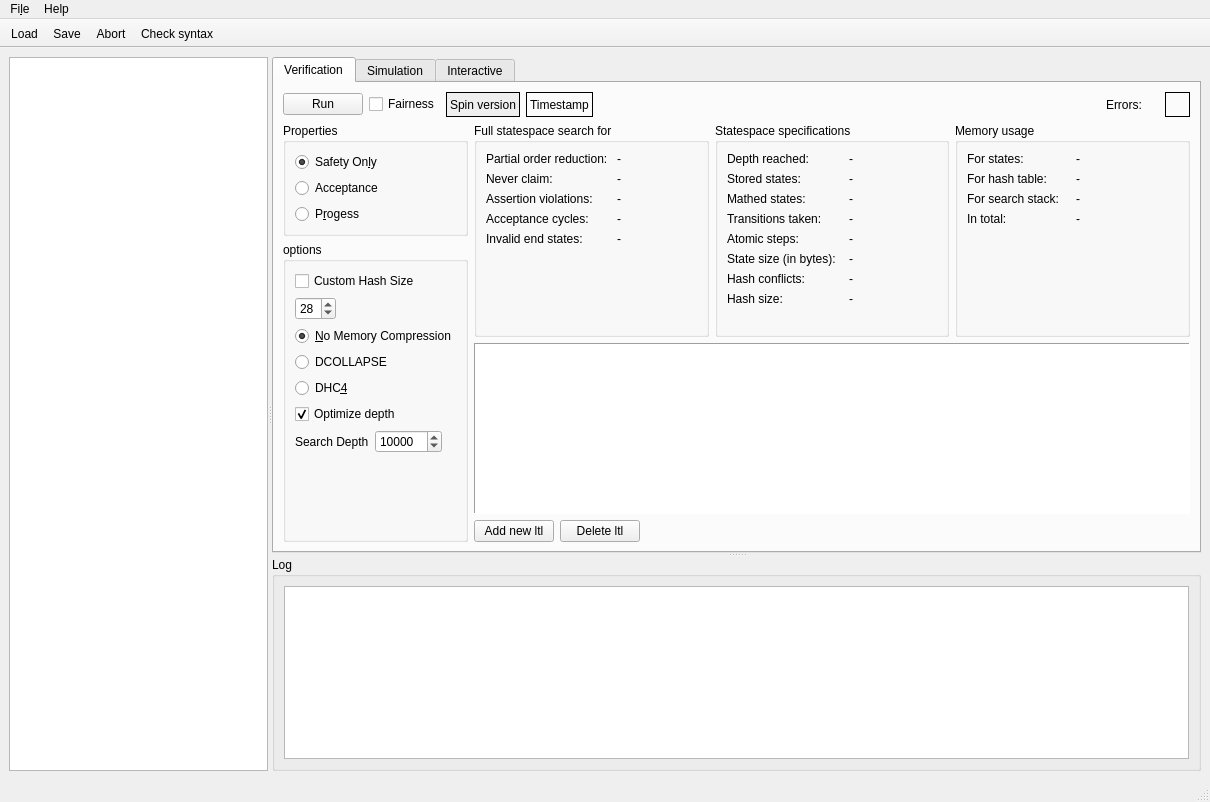
Before: the Qt Designer form mainwindow.ui in flamingoen/qspin, drawn with Qt 5.
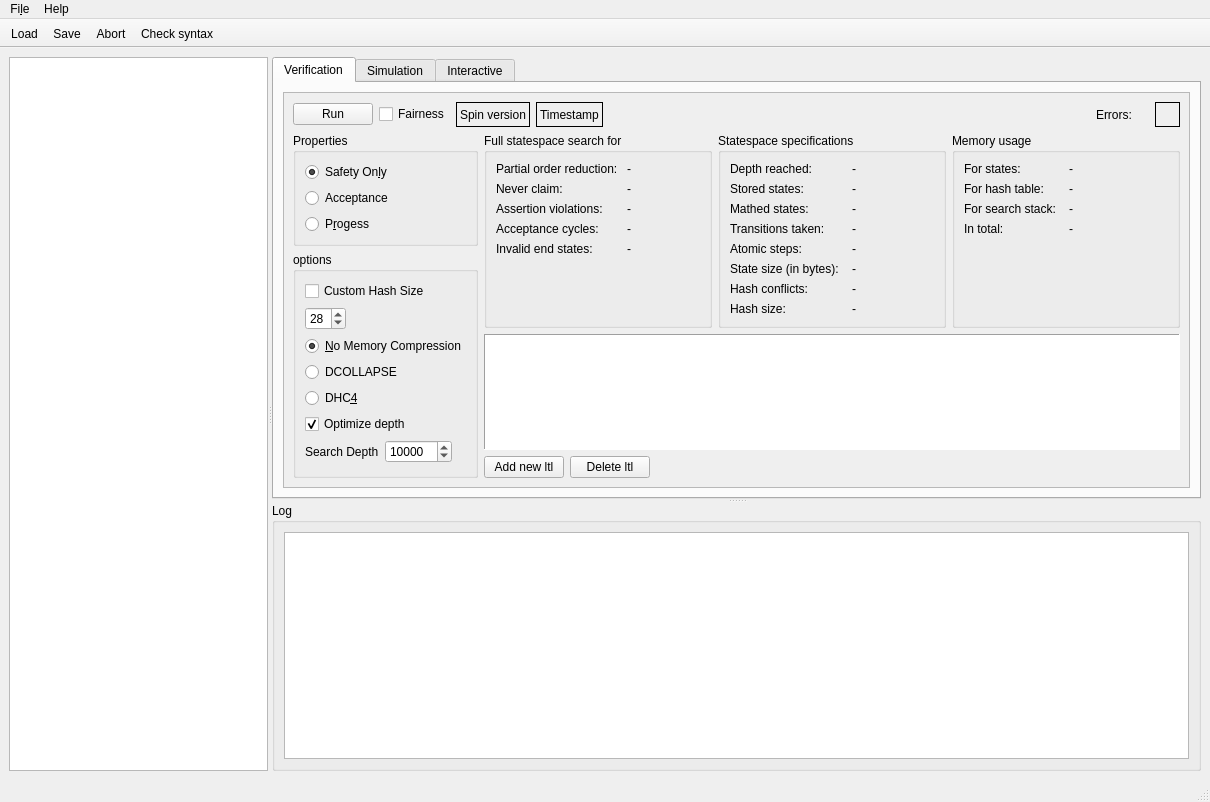
After: the same form once the commit is applied. Icons and pictures are not drawn. Custom widgets are drawn as their Qt base class.

Commit message: Process now shown in each step in simulations

```diff
--- a/mainwindow.ui
+++ b/mainwindow.ui
@@ -89,6 +89,21 @@
          </attribute>
          <layout class="QVBoxLayout" name="verticalLayout_4">
           <item>
+           <widget class="QScrollArea" name="scrollArea">
+            <property name="widgetResizable">
+             <bool>true</bool>
+            </property>
+            <widget class="QWidget" name="scrollAreaWidgetContents_3">
+             <property name="geometry">
+              <rect>
+               <x>0</x>
+               <y>0</y>
+               <width>900</width>
+               <height>447</height>
+              </rect>
+             </property>
+             <layout class="QVBoxLayout" name="verticalLayout_2">
+              <item>
            <layout class="QHBoxLayout" name="horizontalLayout_8">
             <item>
              <widget class="QPushButton" name="buttonVerify">
@@ -772,6 +787,10 @@
           </item>
          </layout>
         </widget>
+           </widget>
+          </item>
+         </layout>
+        </widget>
         <widget class="QWidget" name="SimulationTab">
          <attribute name="title">
           <string>Simulation</string>
```
Left out of the diff: 10 changed lines with no effect on the pictures. Lines whose indentation alone changed are shown as unchanged. The commit also changes 1 other file.
